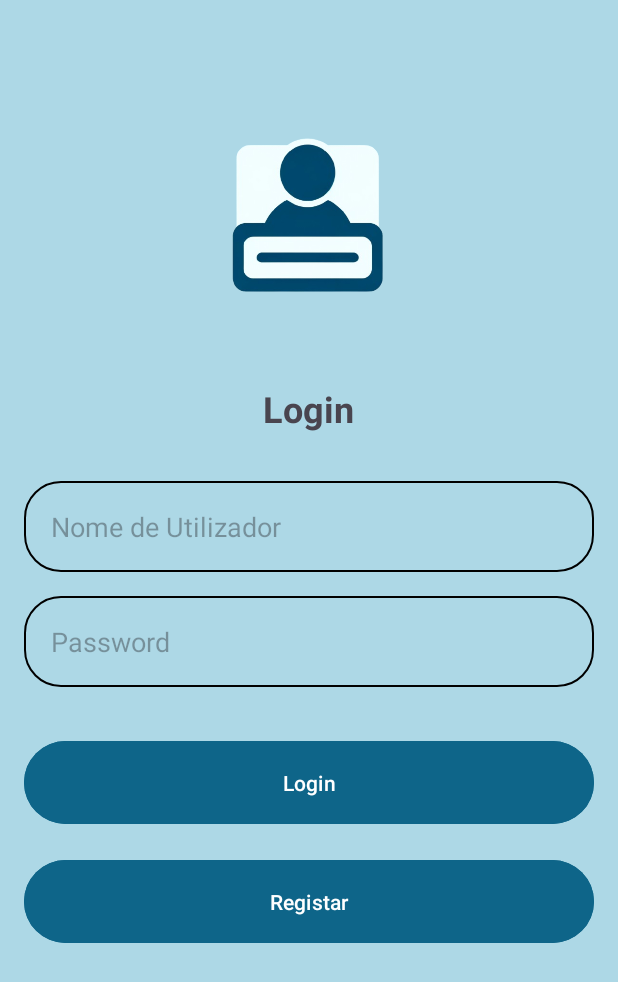
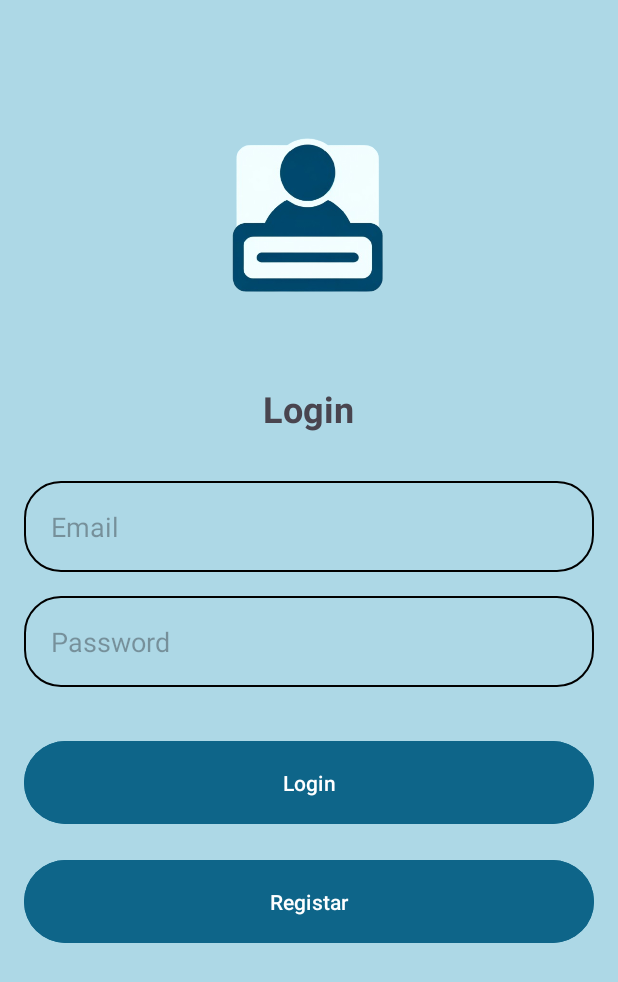
Before and after one commit to AndreFNM/TrainExplore, an Android app: the screen it shows after launch (LoginActivity), on a phone screen of 412 x 824 dp. Shown: the top 982 px of the screen. Run offline under Robolectric (Android 15) with nearby library versions, the light colour scheme and no system bars; our stand-ins replace Room's generated code; libraries missing offline, so code that uses them is left out: org.mindrot.jbcrypt.

Commit message:
Bug fix
sistema de login estava a crashar a aplicação. Adicionada a .MainActivity ao android manifets

```diff
--- a/app/src/main/AndroidManifest.xml
+++ b/app/src/main/AndroidManifest.xml
@@ -41,6 +41,9 @@
         <activity
             android:name=".Comboios">
         </activity>
+        <activity
+            android:name=".MainActivity">
+        </activity>
     </application>
     <uses-permission android:name="android.permission.INTERNET"
         tools:ignore="ManifestOrder" />
--- a/app/src/main/java/com/example/trainexplore/loginSystem/LoginActivity.kt
+++ b/app/src/main/java/com/example/trainexplore/loginSystem/LoginActivity.kt
@@ -24,6 +24,8 @@ class LoginActivity : AppCompatActivity() {
         super.onCreate(savedInstanceState)
         setContentView(R.layout.login)
 
+        val paraPaginaRegisto = findViewById<Button>(R.id.registerButton)
+
         val db = AppDatabase.getDatabase(this)
         repository = UtilizadorRepository(db)
 
@@ -37,6 +39,11 @@ class LoginActivity : AppCompatActivity() {
 
             //Realizar o login
             loginUtilizador(email, pass)
+        }
+
+        paraPaginaRegisto.setOnClickListener {
+            val intent = Intent(this, RegistarActivity::class.java)
+            startActivity(intent)
         }
     }
     private fun loginUtilizador(email: String, pass: String) {
--- a/app/src/main/res/layout/login.xml
+++ b/app/src/main/res/layout/login.xml
@@ -37,7 +37,7 @@
         android:layout_width="match_parent"
         android:layout_height="wrap_content"
         android:layout_marginTop="32dp"
-        android:hint="@string/nome_de_utilizador"
+        android:hint="@string/email"
         android:background="@drawable/rounded_corner"
         android:padding="18dp"/>
 
```
Also changed, not shown: app/src/main/java/com/example/trainexplore/loginSystem/UtilizadorRepository.kt (+4 -6 lines).
